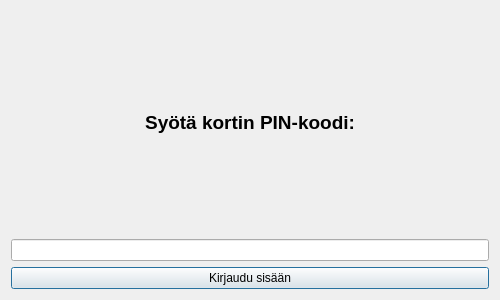
First picture: the form in BankEXE/pindialog.ui, repository Akllu/BankSimul, before the edit.
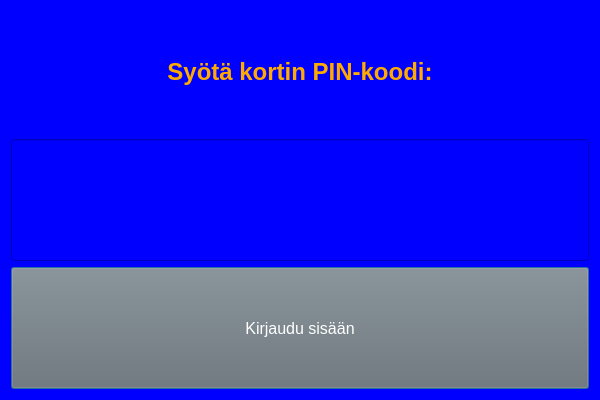
Second picture: the form after the edit.

The edit to the form file:
```diff
--- a/BankEXE/pindialog.ui
+++ b/BankEXE/pindialog.ui
@@ -6,23 +6,31 @@
    <rect>
     <x>0</x>
     <y>0</y>
-    <width>500</width>
-    <height>300</height>
+    <width>600</width>
+    <height>400</height>
    </rect>
   </property>
   <property name="windowTitle">
    <string>Dialog</string>
   </property>
+  <property name="styleSheet">
+   <string notr="true">background-color: rgb(0, 0, 255);
+color: rgb(255, 170, 0);</string>
+  </property>
   <layout class="QVBoxLayout" name="verticalLayout">
    <item>
     <widget class="QLabel" name="headerLabel">
      <property name="font">
       <font>
-       <pointsize>14</pointsize>
+       <pointsize>18</pointsize>
        <weight>75</weight>
        <bold>true</bold>
       </font>
      </property>
+     <property name="styleSheet">
+      <string notr="true">background-color: rgb(0, 0, 255);
+color: rgb(255, 170, 0);</string>
+     </property>
      <property name="frameShape">
       <enum>QFrame::NoFrame</enum>
      </property>
@@ -36,13 +44,51 @@
    </item>
    <item>
     <widget class="QLineEdit" name="lineEdit">
+     <property name="sizePolicy">
+      <sizepolicy hsizetype="Preferred" vsizetype="Preferred">
+       <horstretch>0</horstretch>
+       <verstretch>0</verstretch>
+      </sizepolicy>
+     </property>
+     <property name="font">
+      <font>
+       <pointsize>22</pointsize>
+       <weight>75</weight>
+       <bold>true</bold>
+      </font>
+     </property>
+     <property name="styleSheet">
+      <string notr="true">background-color: rgb(0, 0, 255);
+color: rgb(255, 255, 255);</string>
+     </property>
      <property name="frame">
       <bool>true</bool>
      </property>
+     <property name="echoMode">
+      <enum>QLineEdit::Password</enum>
+     </property>
+     <property name="alignment">
+      <set>Qt::AlignCenter</set>
+     </property>
     </widget>
    </item>
    <item>
     <widget class="QPushButton" name="sendButton">
+     <property name="sizePolicy">
+      <sizepolicy hsizetype="Preferred" vsizetype="Preferred">
+       <horstretch>0</horstretch>
+       <verstretch>0</verstretch>
+      </sizepolicy>
+     </property>
+     <property name="font">
+      <font>
+       <pointsize>12</pointsize>
+      </font>
+     </property>
+     <property name="styleSheet">
+      <string notr="true">background-color: rgb(112, 112, 112);
+color: rgb(255, 255, 255);</string>
+     </property>
      <property name="text">
       <string>Kirjaudu sisään</string>
      </property>
```
